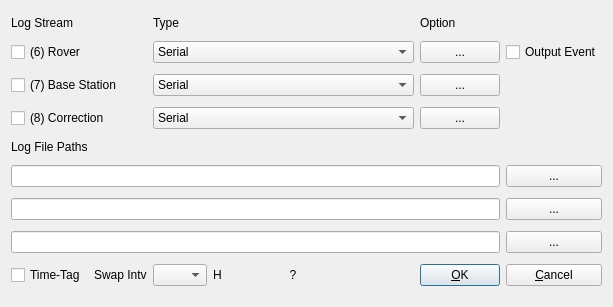
Above: app/rtknavi_qt/logstrdlg.ui from tomojitakasu/RTKLIB before the change. Below: the same form after it.
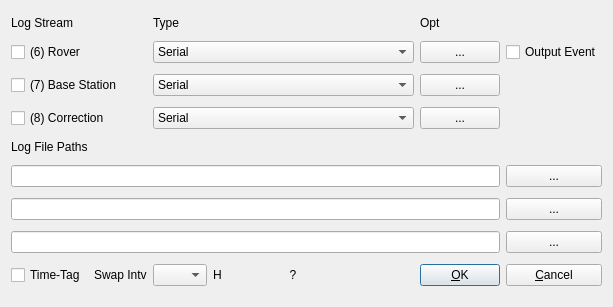
That is the form after the change.

What changed in the file:
```diff
--- a/app/rtknavi_qt/logstrdlg.ui
+++ b/app/rtknavi_qt/logstrdlg.ui
@@ -61,7 +61,7 @@
       <string/>
      </property>
      <property name="text">
-      <string>Option</string>
+      <string>Opt</string>
      </property>
     </widget>
    </item>
```
